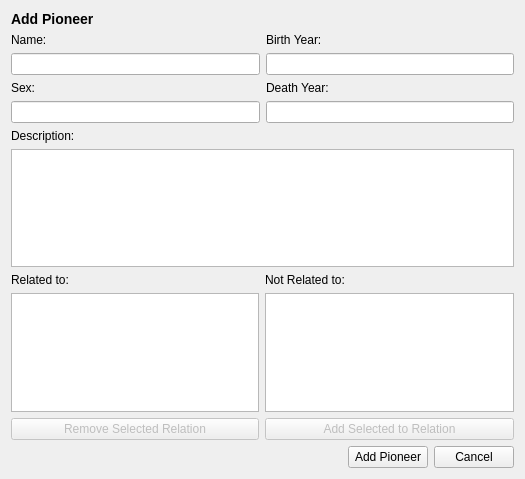
hlynurstef/Verklegt-namskeid-1-vika-3, file vika3/ui/addpioneer.ui: the form before one commit.
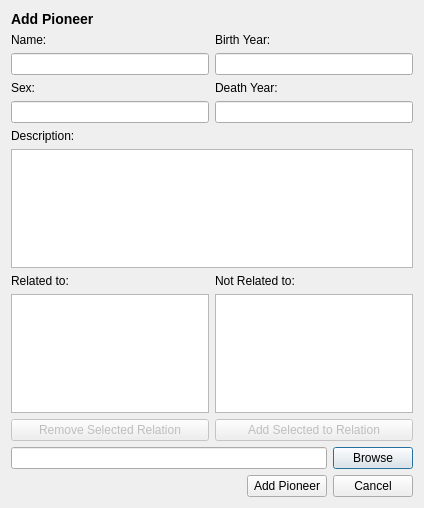
The form after the commit. Icons and pictures are not drawn.

Commit message: sma hint af browse image í add pioneer

Patch:
```diff
--- a/vika3/ui/addpioneer.ui
+++ b/vika3/ui/addpioneer.ui
@@ -6,8 +6,8 @@
    <rect>
     <x>0</x>
     <y>0</y>
-    <width>525</width>
-    <height>479</height>
+    <width>424</width>
+    <height>508</height>
    </rect>
   </property>
   <property name="windowTitle">
@@ -17,15 +17,43 @@
    <iconset resource="resources.qrc">
     <normaloff>:/icons/Images/add_pio.png</normaloff>:/icons/Images/add_pio.png</iconset>
   </property>
-  <layout class="QVBoxLayout" name="verticalLayout_2">
-   <item>
+  <layout class="QGridLayout" name="gridLayout">
+   <item row="5" column="1">
+    <widget class="QPushButton" name="pushButton_browse_image">
+     <property name="text">
+      <string>Browse</string>
+     </property>
+    </widget>
+   </item>
+   <item row="3" column="0" colspan="2">
+    <widget class="QTextEdit" name="input_pioneer_description"/>
+   </item>
+   <item row="0" column="0">
     <widget class="QLabel" name="label_add_pio">
      <property name="text">
       <string>&lt;h3&gt;Add Pioneer &lt;/h2&gt;</string>
      </property>
     </widget>
    </item>
-   <item>
+   <item row="2" column="0">
+    <layout class="QHBoxLayout" name="horizontalLayout_4">
+     <item>
+      <widget class="QLabel" name="label_pioneer_description">
+       <property name="text">
+        <string>Description:</string>
+       </property>
+      </widget>
+     </item>
+     <item>
+      <widget class="QLabel" name="label_pioneer_description_error">
+       <property name="text">
+        <string/>
+       </property>
+      </widget>
+     </item>
+    </layout>
+   </item>
+   <item row="1" column="0" colspan="2">
     <layout class="QHBoxLayout" name="horizontalLayout_8">
      <item>
       <layout class="QVBoxLayout" name="verticalLayout_7">
@@ -129,28 +157,7 @@
      </item>
     </layout>
    </item>
-   <item>
-    <layout class="QHBoxLayout" name="horizontalLayout_4">
-     <item>
-      <widget class="QLabel" name="label_pioneer_description">
-       <property name="text">
-        <string>Description:</string>
-       </property>
-      </widget>
-     </item>
-     <item>
-      <widget class="QLabel" name="label_pioneer_description_error">
-       <property name="text">
-        <string/>
-       </property>
-      </widget>
-     </item>
-    </layout>
-   </item>
-   <item>
-    <widget class="QTextEdit" name="input_pioneer_description"/>
-   </item>
-   <item>
+   <item row="4" column="0" colspan="2">
     <layout class="QHBoxLayout" name="horizontalLayout_5">
      <item>
       <layout class="QVBoxLayout" name="verticalLayout_10">
@@ -210,7 +217,10 @@
      </item>
     </layout>
    </item>
-   <item>
+   <item row="5" column="0">
+    <widget class="QLineEdit" name="input_image"/>
+   </item>
+   <item row="7" column="0" colspan="2">
     <layout class="QHBoxLayout" name="horizontalLayout_7">
      <item>
       <spacer name="horizontalSpacer">
@@ -241,6 +251,19 @@
      </item>
     </layout>
    </item>
+   <item row="6" column="0">
+    <spacer name="verticalSpacer">
+     <property name="orientation">
+      <enum>Qt::Vertical</enum>
+     </property>
+     <property name="sizeHint" stdset="0">
+      <size>
+       <width>20</width>
+       <height>40</height>
+      </size>
+     </property>
+    </spacer>
+   </item>
   </layout>
  </widget>
  <tabstops>
```
The commit also changes 6 other files.
